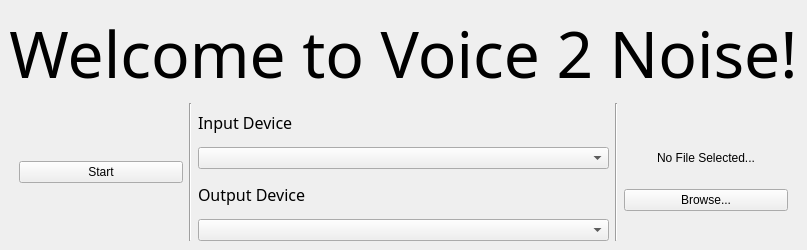
benjaminclay01/voice2noise, file voice2noise/mainwindow.ui: the form before one commit.
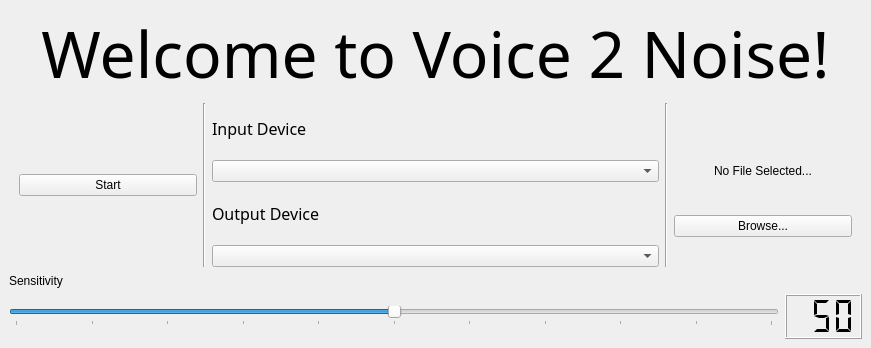
The form after the commit.

Commit message: Added sensitivity slider

```diff
--- a/voice2noise/mainwindow.ui
+++ b/voice2noise/mainwindow.ui
@@ -6,8 +6,8 @@
    <rect>
     <x>0</x>
     <y>0</y>
-    <width>800</width>
-    <height>250</height>
+    <width>871</width>
+    <height>348</height>
    </rect>
   </property>
   <property name="sizePolicy">
@@ -20,7 +20,7 @@
    <string>MainWindow</string>
   </property>
   <widget class="QWidget" name="centralwidget">
-   <layout class="QVBoxLayout" name="verticalLayout" stretch="1,5">
+   <layout class="QVBoxLayout" name="verticalLayout" stretch="1,5,2">
     <item>
      <widget class="QLabel" name="label">
       <property name="font">
@@ -160,6 +160,71 @@
       </item>
      </layout>
     </item>
+    <item>
+     <layout class="QVBoxLayout" name="sliderLayout" stretch="1,3">
+      <item>
+       <widget class="QLabel" name="sensiLabel">
+        <property name="text">
+         <string>Sensitivity</string>
+        </property>
+       </widget>
+      </item>
+      <item>
+       <layout class="QHBoxLayout" name="sensitivity" stretch="10,1">
+        <item>
+         <widget class="QSlider" name="sensitivitySlider">
+          <property name="baseSize">
+           <size>
+            <width>0</width>
+            <height>0</height>
+           </size>
+          </property>
+          <property name="maximum">
+           <number>100</number>
+          </property>
+          <property name="value">
+           <number>50</number>
+          </property>
+          <property name="orientation">
+           <enum>Qt::Orientation::Horizontal</enum>
+          </property>
+          <property name="invertedAppearance">
+           <bool>false</bool>
+          </property>
+          <property name="invertedControls">
+           <bool>false</bool>
+          </property>
+          <property name="tickPosition">
+           <enum>QSlider::TickPosition::TicksBelow</enum>
+          </property>
+          <property name="tickInterval">
+           <number>10</number>
+          </property>
+         </widget>
+        </item>
+        <item>
+         <widget class="QLCDNumber" name="sensitivityLCD">
+          <property name="smallDecimalPoint">
+           <bool>true</bool>
+          </property>
+          <property name="digitCount">
+           <number>3</number>
+          </property>
+          <property name="segmentStyle">
+           <enum>QLCDNumber::SegmentStyle::Flat</enum>
+          </property>
+          <property name="value" stdset="0">
+           <double>50.000000000000000</double>
+          </property>
+          <property name="intValue" stdset="0">
+           <number>50</number>
+          </property>
+         </widget>
+        </item>
+       </layout>
+      </item>
+     </layout>
+    </item>
    </layout>
   </widget>
  </widget>
```
Left out of the diff: 23 changed lines with no effect on the pictures. The commit also changes 93 other files.
